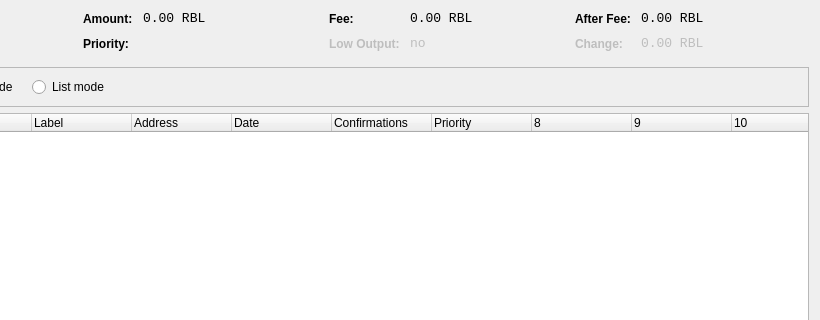
This is src/qt/forms/coincontroldialog.ui in wayawolf/WayaWolfCoin as Qt 5 draws it before an edit; both pictures show x 180 to 1000 and y 0 to 320 of the 1000 by 500 pixel window. The edited form follows.
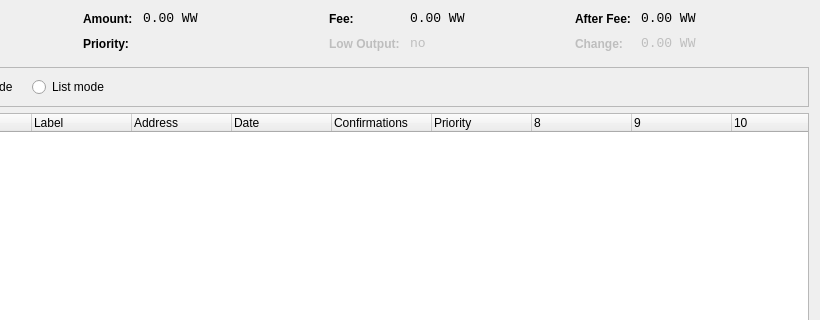
This is the edited form. Custom widgets are drawn as their Qt base class.

The edit to the form file:
```diff
--- a/src/qt/forms/coincontroldialog.ui
+++ b/src/qt/forms/coincontroldialog.ui
@@ -141,7 +141,7 @@
           <enum>Qt::ActionsContextMenu</enum>
          </property>
          <property name="text">
-          <string notr="true">0.00 RBL</string>
+          <string notr="true">0.00 WW</string>
          </property>
          <property name="textInteractionFlags">
           <set>Qt::LinksAccessibleByMouse|Qt::TextSelectableByKeyboard|Qt::TextSelectableByMouse</set>
@@ -221,7 +221,7 @@
           <enum>Qt::ActionsContextMenu</enum>
          </property>
          <property name="text">
-          <string notr="true">0.00 RBL</string>
+          <string notr="true">0.00 WW</string>
          </property>
          <property name="textInteractionFlags">
           <set>Qt::LinksAccessibleByMouse|Qt::TextSelectableByKeyboard|Qt::TextSelectableByMouse</set>
@@ -307,7 +307,7 @@
           <enum>Qt::ActionsContextMenu</enum>
          </property>
          <property name="text">
-          <string notr="true">0.00 RBL</string>
+          <string notr="true">0.00 WW</string>
          </property>
          <property name="textInteractionFlags">
           <set>Qt::LinksAccessibleByMouse|Qt::TextSelectableByKeyboard|Qt::TextSelectableByMouse</set>
@@ -345,7 +345,7 @@
           <enum>Qt::ActionsContextMenu</enum>
          </property>
          <property name="text">
-          <string notr="true">0.00 RBL</string>
+          <string notr="true">0.00 WW</string>
          </property>
          <property name="textInteractionFlags">
           <set>Qt::LinksAccessibleByMouse|Qt::TextSelectableByKeyboard|Qt::TextSelectableByMouse</set>
```
